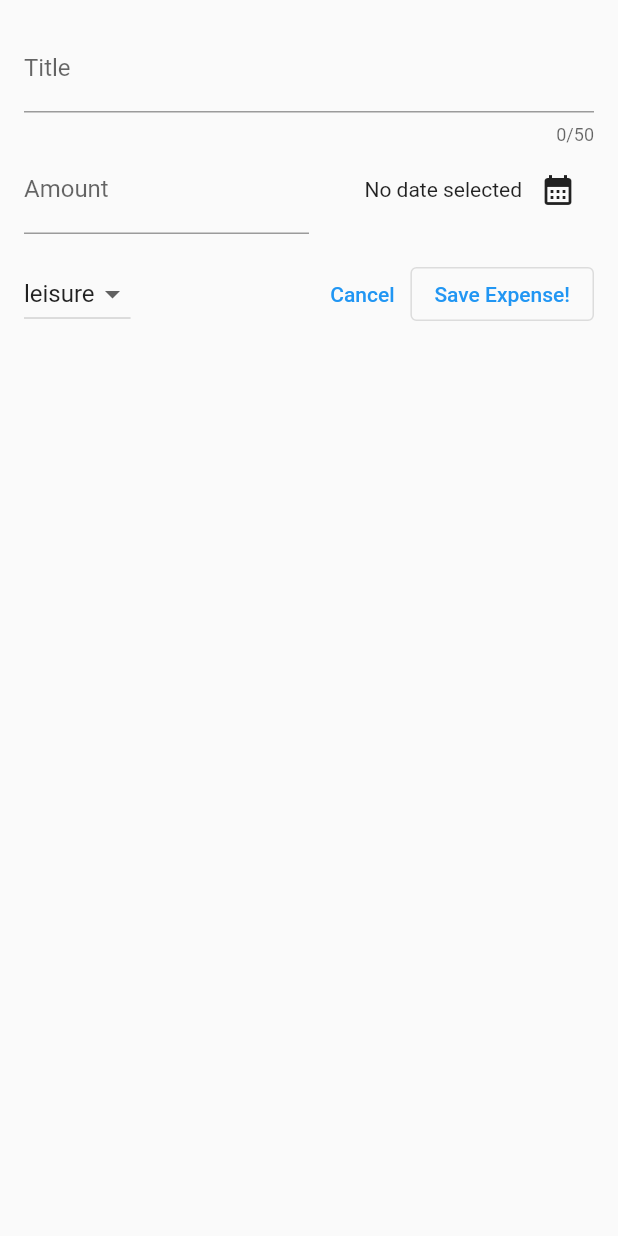
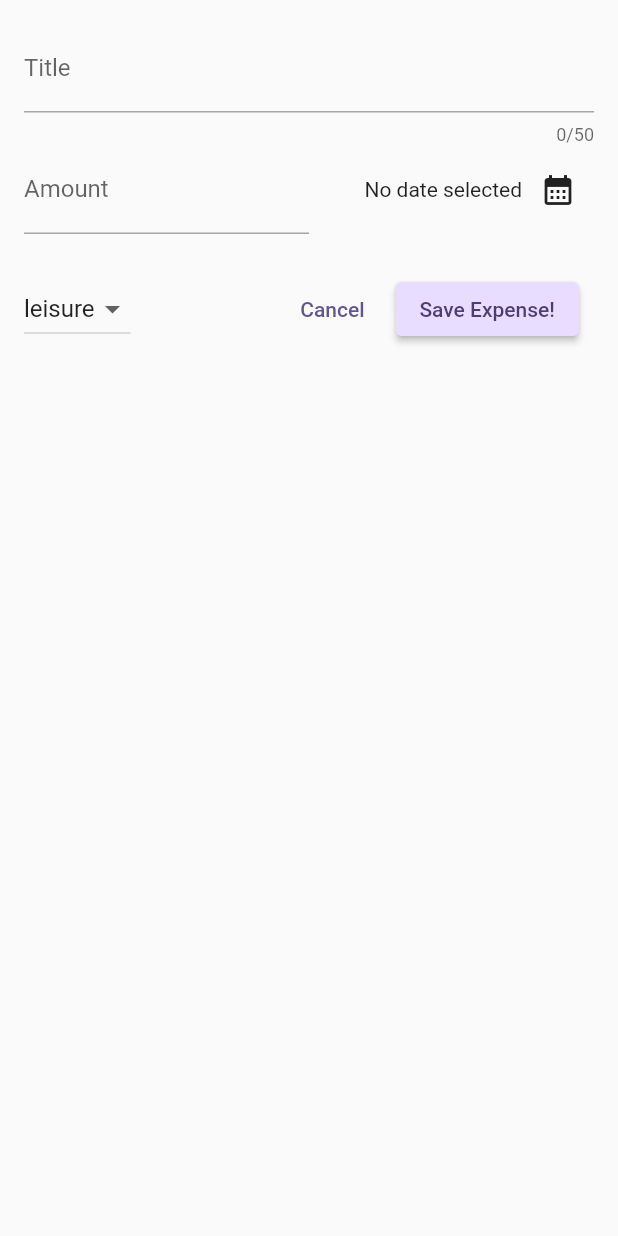
Before and after one commit to kelvinalmeida/Flutter_expense_tracker, a Flutter app: the screen it shows after launch, after a tap on the "add" icon, on a phone screen of 412 x 824 dp. Run offline on Flutter 3.47's test engine with Material 2 defaults, Android fonts, the phone set to English and light mode, and no system bars.

```diff
--- a/lib/main.dart
+++ b/lib/main.dart
@@ -1,10 +1,58 @@
 import 'package:flutter/material.dart';
 import 'package:expense_tracker/widgets/expenses.dart';
 
+var kColorScheme = ColorScheme.fromSeed(
+  seedColor: const Color.fromARGB(255, 96, 59, 181),
+);
+
+var kDarkColorScheme = ColorScheme.fromSeed(
+  brightness: Brightness.dark,
+  seedColor: const Color.fromARGB(255, 5, 99, 125),
+);
+
 void main() {
   runApp(
-    const MaterialApp(
-      home: Expenses(),
+    MaterialApp(
+      darkTheme: ThemeData.dark().copyWith(
+          useMaterial3: true,
+          colorScheme: kDarkColorScheme,
+          cardTheme: const CardTheme().copyWith(
+              color: kDarkColorScheme.secondaryContainer,
+              margin: const EdgeInsets.symmetric(
+                horizontal: 16,
+                vertical: 8,
+              )),
+          elevatedButtonTheme: ElevatedButtonThemeData(
+              style: ElevatedButton.styleFrom(
+            backgroundColor: kDarkColorScheme.secondaryContainer,
+            foregroundColor: kDarkColorScheme.onPrimaryContainer,
+          ))),
+      theme: ThemeData().copyWith(
+        colorScheme: kColorScheme,
+        appBarTheme: AppBarTheme(
+          backgroundColor: kColorScheme.onPrimaryContainer,
+          foregroundColor: kColorScheme.primaryContainer,
+        ),
+        cardTheme: const CardTheme().copyWith(
+            color: kColorScheme.secondaryContainer,
+            margin: const EdgeInsets.symmetric(
+              horizontal: 16,
+              vertical: 8,
+            )),
+        elevatedButtonTheme: ElevatedButtonThemeData(
+            style: ElevatedButton.styleFrom(
+          backgroundColor: kColorScheme.primaryContainer,
+          foregroundColor: kColorScheme.onPrimaryContainer,
+        )),
+        textTheme: ThemeData().textTheme.copyWith(
+                titleLarge: TextStyle(
+              fontWeight: FontWeight.normal,
+              color: kColorScheme.onSecondaryContainer,
+              fontSize: 20,
+            )),
+      ),
+      // themeMode: ThemeMode.system,
+      home: const Expenses(),
     ),
   );
 }
--- a/lib/models/expense.dart
+++ b/lib/models/expense.dart
@@ -33,3 +33,28 @@ class Expense {
     return formatter.format(date);
   }
 }
+
+class ExpenseBucket {
+  const ExpenseBucket({
+    required this.category,
+    required this.expenses,
+  });
+
+  ExpenseBucket.forCategory(List<Expense> allExpenses, this.category)
+      : expenses = allExpenses
+            .where((expense) => expense.category == category)
+            .toList();
+
+  final Category category;
+  final List<Expense> expenses;
+
+  double get totalExenses {
+    double sum = 0;
+
+    for (final expense in expenses) {
+      sum += expense.amount;
+    }
+
+    return sum;
+  }
+}
--- a/lib/widgets/expenses/expense_item.dart
+++ b/lib/widgets/expenses/expense_item.dart
@@ -14,8 +14,11 @@ class ExpenseItem extends StatelessWidget {
           horizontal: 20,
           vertical: 16,
         ),
-        child: Column(children: [
-          Text(expense.title),
+        child: Column(crossAxisAlignment: CrossAxisAlignment.start, children: [
+          Text(
+            expense.title,
+            style: Theme.of(context).textTheme.titleLarge,
+          ),
           const SizedBox(
             height: 4,
           ),
--- a/lib/widgets/expenses/expenses_list.dart
+++ b/lib/widgets/expenses/expenses_list.dart
@@ -17,6 +17,14 @@ class ExpensesList extends StatelessWidget {
     return ListView.builder(
       itemCount: expenses.length,
       itemBuilder: (ctx, index) => Dismissible(
+          background: Container(
+            decoration: BoxDecoration(
+                color: Theme.of(context).colorScheme.error.withOpacity(0.75),
+                borderRadius: BorderRadius.circular(10)),
+            margin: EdgeInsets.symmetric(
+                horizontal:
+                    Theme.of(context).cardTheme.margin!.horizontal - 14),
+          ),
           key: ValueKey(expenses[index]),
           onDismissed: (direction) => onRenmoveExpense(expenses[index]),
           child: ExpenseItem(
--- a/lib/widgets/new_expense.dart
+++ b/lib/widgets/new_expense.dart
@@ -146,9 +146,12 @@ class _NewExpenseState extends State<NewExpense> {
                   Navigator.pop(context);
                 },
                 child: const Text('Cancel')),
-            OutlinedButton(
-                onPressed: _submitExpenseDate,
-                child: const Text('Save Expense!')),
+            Container(
+              margin: const EdgeInsets.all(10),
+              child: ElevatedButton(
+                  onPressed: _submitExpenseDate,
+                  child: const Text('Save Expense!')),
+            ),
           ]),
         ],
       ),
```
